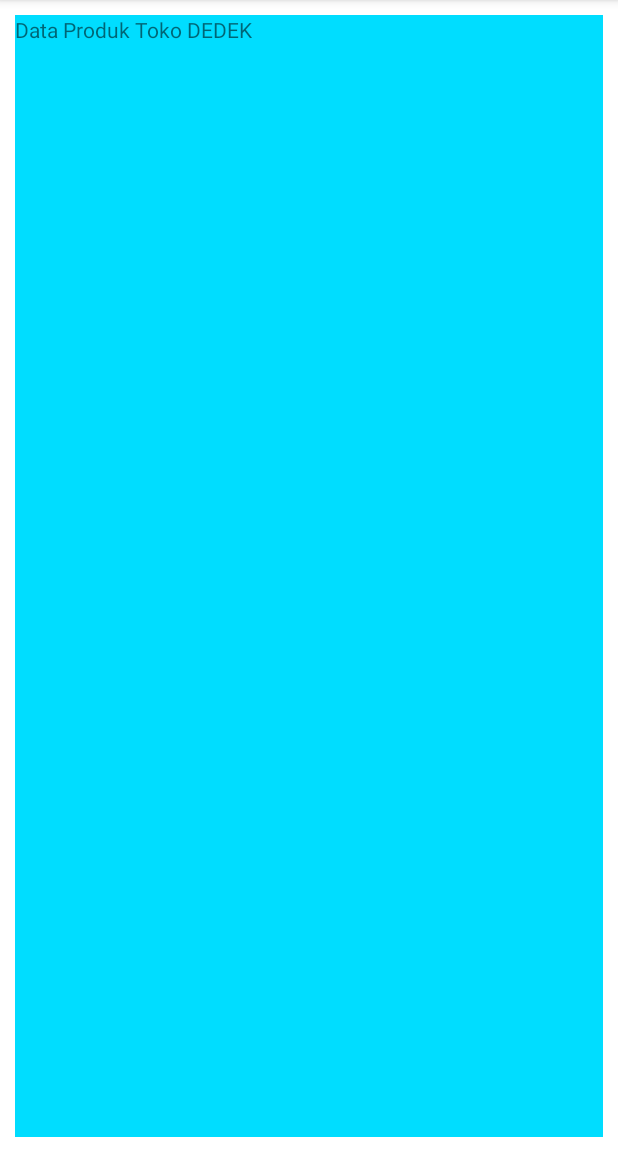
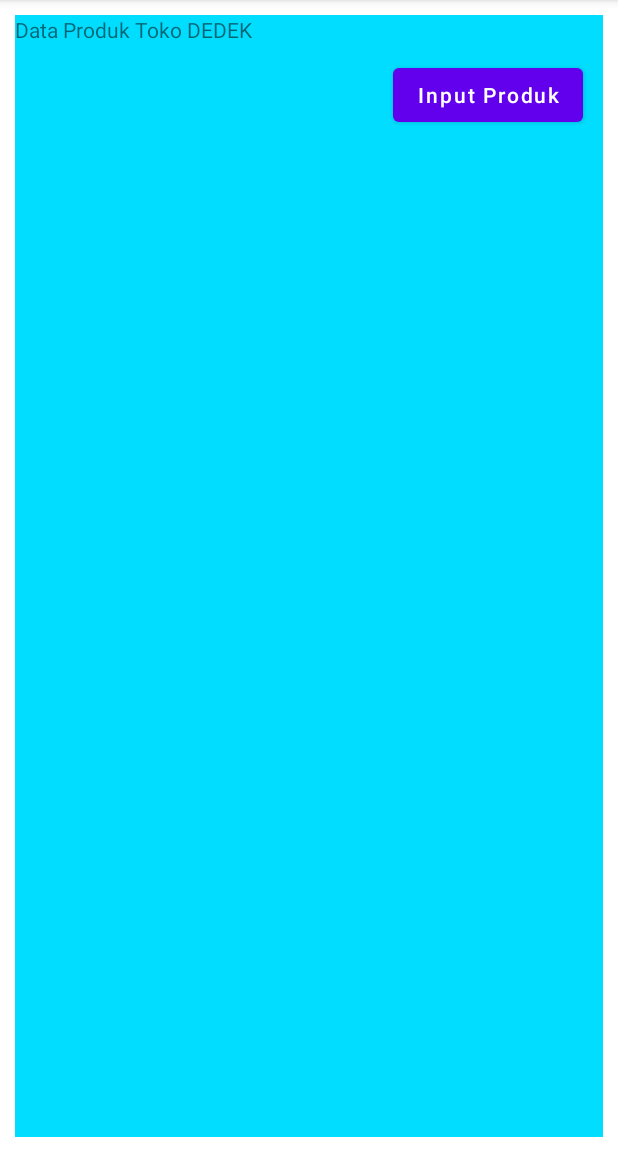
Before and after one commit to ddperdana/MyApplication, an Android app: the screen it shows after launch (MainActivity), on a phone screen of 412 x 824 dp, the part 84-1236 px from its top. Run offline under Robolectric (Android 15) with nearby library versions, the phone set to English and light mode, and no system bars; our stand-ins replace sdp/ssp sizes; libraries missing offline, so code that uses them is left out: com.androidnetworking, com.androidnetworking.common, com.androidnetworking.error, com.androidnetworking.interfaces; 1 statement that could not run was skipped.

Commit message:
tampilan Input Produk

```diff
--- a/app/build.gradle
+++ b/app/build.gradle
@@ -42,6 +42,12 @@ dependencies {
     androidTestImplementation 'androidx.test.ext:junit:1.1.3'
     androidTestImplementation 'androidx.test.espresso:espresso-core:3.4.0'
 
+    implementation 'com.github.dhaval2404:imagepicker:1.7.4'
+//    implementation 'com.github.florent37:inline-activity-result-kotlin:1.0.4'
+    annotationProcessor 'com.github.bumptech.glide:compiler:4.11.0'
+    implementation 'com.karumi:dexter:6.2.1'
+    implementation 'com.intuit.sdp:sdp-android:1.0.6'
+
     implementation 'com.github.bumptech.glide:glide:4.11.0'
     implementation 'com.github.amitshekhariitbhu.Fast-Android-Networking:android-networking:v1.0.2'
 }
--- a/app/src/main/java/com/dedek/myapplication/MainActivity.kt
+++ b/app/src/main/java/com/dedek/myapplication/MainActivity.kt
@@ -1,9 +1,12 @@
 package com.dedek.myapplication
 
+import android.annotation.SuppressLint
 import android.app.ProgressDialog
+import android.content.Intent
 import androidx.appcompat.app.AppCompatActivity
 import android.os.Bundle
 import android.util.Log
+import android.widget.Button
 import android.widget.Toast
 import androidx.appcompat.app.AppCompatDialog
 import androidx.recyclerview.widget.GridLayoutManager
@@ -21,6 +24,8 @@ class MainActivity : AppCompatActivity() {
 
     lateinit var progressDialog: ProgressDialog
     lateinit var recyclerView: RecyclerView
+    lateinit var btninputProduk : Button
+    @SuppressLint("MissingInflatedId")
     override fun onCreate(savedInstanceState: Bundle?) {
         super.onCreate(savedInstanceState)
         setContentView(R.layout.activity_main)
@@ -33,6 +38,12 @@ class MainActivity : AppCompatActivity() {
 
         recyclerView = findViewById(R.id.RvProduk)
 
+        btninputProduk = findViewById(R.id.btnToInput)
+
+        btninputProduk.setOnClickListener {
+            val intent = Intent(this,InputProduk::class.java)
+            startActivity(intent)
+        }
 
         LoadDataProduk("active")
 
--- a/app/src/main/res/layout/activity_main.xml
+++ b/app/src/main/res/layout/activity_main.xml
@@ -9,6 +9,7 @@
     android:background="@android:color/holo_blue_bright"
     tools:context=".MainActivity">
 
+
     <TextView
         android:layout_width="wrap_content"
         android:layout_height="wrap_content"
@@ -19,6 +20,109 @@
         app:layout_constraintStart_toStartOf="parent"
         app:layout_constraintTop_toTopOf="parent" />
 
+    <Button
+        android:layout_width="wrap_content"
+        android:layout_height="wrap_content"
+        android:text="Input Produk"
+        android:textAllCaps="false"
+        android:layout_gravity="right"
+        android:layout_marginRight="@dimen/_10sdp"
+        android:id="@+id/btnToInput"
+        />
+
+
+    <com.google.android.material.textfield.TextInputLayout
+        android:visibility="gone"
+        android:id="@+id/tvInputPengirim"
+        style="@style/Widget.MaterialComponents.TextInputLayout.OutlinedBox"
+        android:layout_width="match_parent"
+        android:layout_height="wrap_content"
+        android:hint="Nama Produk"
+        app:boxCornerRadiusBottomEnd="10dp"
+        app:boxCornerRadiusBottomStart="10dp"
+        app:boxCornerRadiusTopEnd="10dp"
+        app:boxCornerRadiusTopStart="10dp"
+        app:hintEnabled="false">
+
+        <com.google.android.material.textfield.TextInputEditText
+            android:visibility="gone"
+            android:layout_width="match_parent"
+            android:layout_height="wrap_content"
+            android:hint="Nama Produk"
+            android:inputType="text" />
+    </com.google.android.material.textfield.TextInputLayout>
+    <com.google.android.material.textfield.TextInputLayout
+        android:visibility="gone"
+        android:id="@+id/tvInputPenerima"
+        style="@style/Widget.MaterialComponents.TextInputLayout.OutlinedBox"
+        android:layout_width="match_parent"
+        android:layout_height="wrap_content"
+        android:layout_marginTop="10dp"
+        android:hint="Pengirim"
+        app:boxCornerRadiusBottomEnd="10dp"
+        app:boxCornerRadiusBottomStart="10dp"
+        app:boxCornerRadiusTopEnd="10dp"
+        app:boxCornerRadiusTopStart="10dp"
+        app:hintEnabled="false">
+
+        <com.google.android.material.textfield.TextInputEditText
+            android:visibility="gone"
+            android:layout_width="match_parent"
+            android:layout_height="wrap_content"
+            android:hint="Penerima"
+            android:inputType="text" />
+    </com.google.android.material.textfield.TextInputLayout>
+
+
+    <com.google.android.material.textfield.TextInputLayout
+        android:visibility="gone"
+        android:id="@+id/tvInputTanggal"
+        style="@style/Widget.MaterialComponents.TextInputLayout.OutlinedBox"
+        android:layout_width="match_parent"
+        android:layout_height="wrap_content"
+        android:hint="Tanggal"
+        app:boxCornerRadiusBottomEnd="10dp"
+        app:boxCornerRadiusBottomStart="10dp"
+        app:boxCornerRadiusTopEnd="10dp"
+        app:boxCornerRadiusTopStart="10dp"
+        app:hintEnabled="false">
+
+        <com.google.android.material.textfield.TextInputEditText
+            android:visibility="gone"
+            android:layout_width="match_parent"
+            android:layout_height="wrap_content"
+            android:hint="Tanggal"
+            android:inputType="text" />
+    </com.google.android.material.textfield.TextInputLayout>
+
+    <Button
+        android:visibility="gone"
+        android:id="@+id/btnPilihFoto"
+        android:layout_width="wrap_content"
+        android:layout_height="wrap_content"
+        android:layout_margin="10dp"
+        android:layout_gravity="center"
+        android:text="Upload Foto Produk"/>
+
+    <ImageView
+
+        android:visibility="gone"
+        android:id="@+id/foto"
+        android:layout_gravity="center"
+        android:layout_width="100dp"
+        android:src="@drawable/bni"
+        android:layout_height="100dp"
+        />
+
+    <Button
+        android:visibility="gone"
+        android:id="@+id/BtnUpload"
+        android:layout_width="wrap_content"
+        android:layout_height="wrap_content"
+        android:layout_margin="10dp"
+        android:layout_gravity="center"
+        android:text="K i r i m"/>
+
     <androidx.recyclerview.widget.RecyclerView
         android:id="@+id/RvProduk"
         tools:listitem="@layout/item_produk"
```
Also changed, not shown: app/src/main/AndroidManifest.xml (+12 -1 lines), app/src/main/java/com/dedek/myapplication/InputProduk.kt (added, +11 -0 lines), app/src/main/res/layout/activity_input_produk.xml (added, +48 -0 lines), app/src/main/res/drawable/img.png (added).
